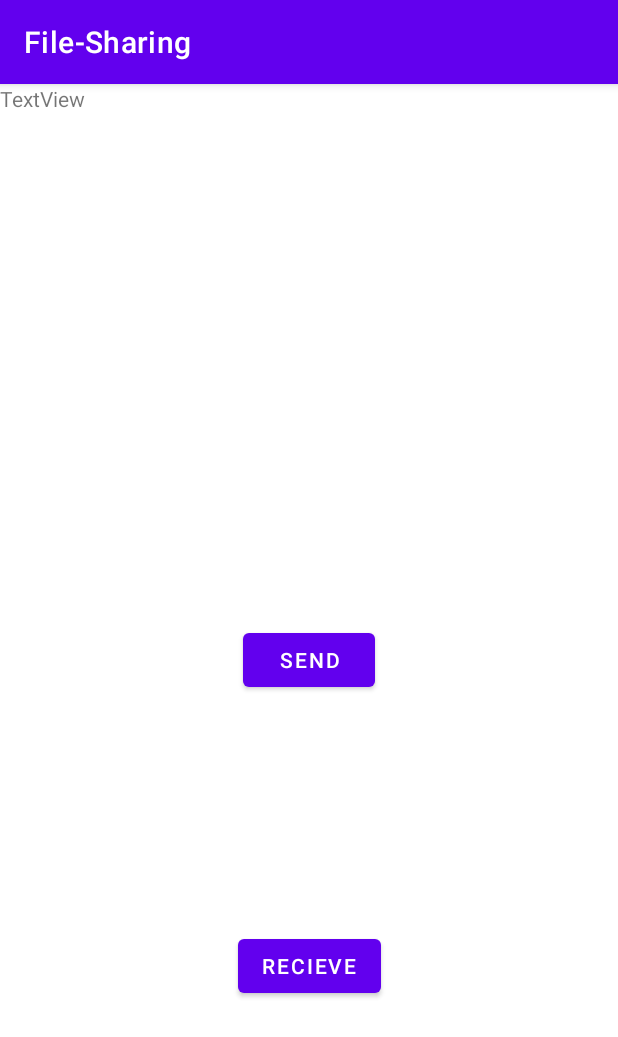
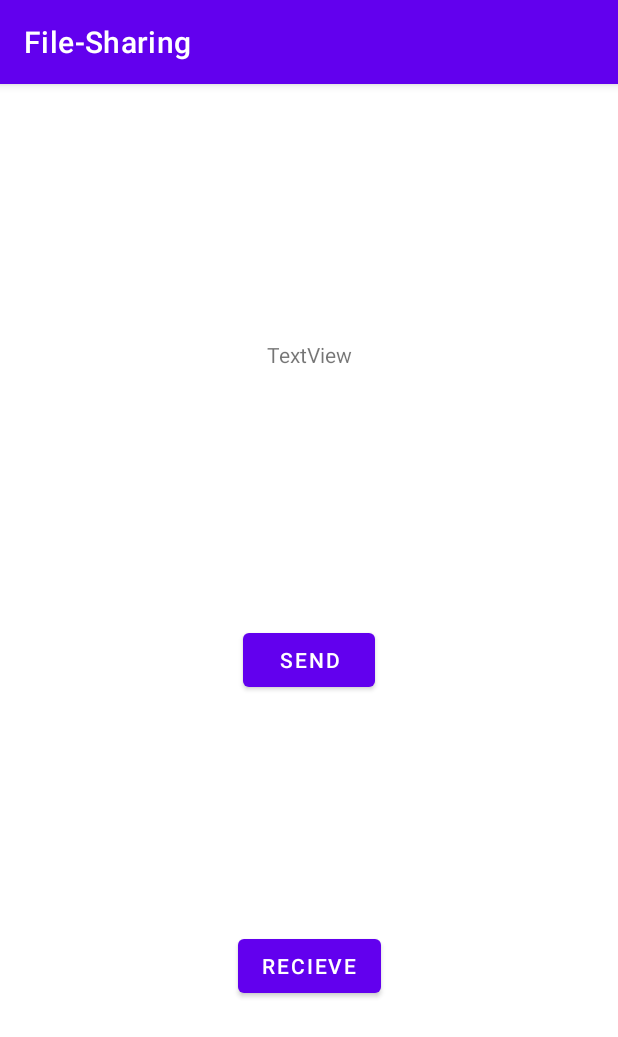
Before and after one commit to dakshitpiyush/File-Sharing-Application, an Android app: the screen it shows after launch (MainActivity), on a phone screen of 412 x 824 dp. Shown: the top 1037 px of the screen. Run offline under Robolectric (Android 15) with nearby library versions, the phone set to English and light mode, and no system bars.

Commit message:
cleared errors

```diff
--- a/app/src/main/java/com/dakshit/file_sharing/Recieve.java
+++ b/app/src/main/java/com/dakshit/file_sharing/Recieve.java
@@ -43,6 +43,7 @@ public class Recieve extends AppCompatActivity {
         wifiP2pManager = (WifiP2pManager) getApplicationContext().getSystemService(this.WIFI_P2P_SERVICE);
         wifiManager.setWifiEnabled(true);
 
+        intentFilter = new IntentFilter();
         intentFilter.addAction(WifiP2pManager.WIFI_P2P_STATE_CHANGED_ACTION);
         intentFilter.addAction(WifiP2pManager.WIFI_P2P_CONNECTION_CHANGED_ACTION);
         intentFilter.addAction(WifiP2pManager.WIFI_P2P_THIS_DEVICE_CHANGED_ACTION);
--- a/app/src/main/java/com/dakshit/file_sharing/ShowFiles.java
+++ b/app/src/main/java/com/dakshit/file_sharing/ShowFiles.java
@@ -18,7 +18,7 @@ import java.util.Set;
 public class ShowFiles extends ListActivity {
     protected File curDirectory;
     protected ArrayAdapter<String> listOfFileAdapter;
-    private File root = new File(Environment.getExternalStorageDirectory().getAbsolutePath());
+    private File root;
     private List<String> listOfFiles = new ArrayList<String>();
     private ArrayList<String> selectedFilesSet = new ArrayList<>();
     private TextView fileCountView;
@@ -26,9 +26,9 @@ public class ShowFiles extends ListActivity {
     @Override
     protected void onCreate(Bundle savedInstanceState) {
         super.onCreate(savedInstanceState);
-        //LayoutInflater inflator = (LayoutInflater)getSystemService(Context.LAYOUT_INFLATER_SERVICE);
         setContentView(R.layout.filelist);
         fileCountView = findViewById(R.id.noSelectedFile);
+        root = new File(Environment.getExternalStorageDirectory().getAbsolutePath());
         curDirectory = root;
         for (String listItem : curDirectory.list()) {
             listOfFiles.add(listItem);
--- a/app/src/main/res/layout/activity_main.xml
+++ b/app/src/main/res/layout/activity_main.xml
@@ -10,7 +10,7 @@
         android:id="@+id/btnSend"
         android:layout_width="wrap_content"
         android:layout_height="wrap_content"
-        android:onClick="sendFile"
+        android:onClick="sendReceiveFile"
         android:text="Send"
         app:layout_constraintBottom_toBottomOf="parent"
         app:layout_constraintEnd_toEndOf="parent"
@@ -21,7 +21,7 @@
         android:id="@+id/btnRecive"
         android:layout_width="wrap_content"
         android:layout_height="wrap_content"
-        android:onClick="startHotspot"
+        android:onClick="sendReceiveFile"
         android:text="Recieve"
         app:layout_constraintBottom_toBottomOf="parent"
         app:layout_constraintEnd_toEndOf="parent"
@@ -33,7 +33,9 @@
         android:layout_width="wrap_content"
         android:layout_height="wrap_content"
         android:text="TextView"
-        tools:layout_editor_absoluteX="122dp"
-        tools:layout_editor_absoluteY="173dp" />
+        app:layout_constraintBottom_toTopOf="@+id/btnSend"
+        app:layout_constraintEnd_toEndOf="parent"
+        app:layout_constraintStart_toStartOf="parent"
+        app:layout_constraintTop_toTopOf="parent" />
 
 </androidx.constraintlayout.widget.ConstraintLayout>
```
Also changed, not shown: app/src/main/java/com/dakshit/file_sharing/MainActivity.java (+10 -38 lines).
